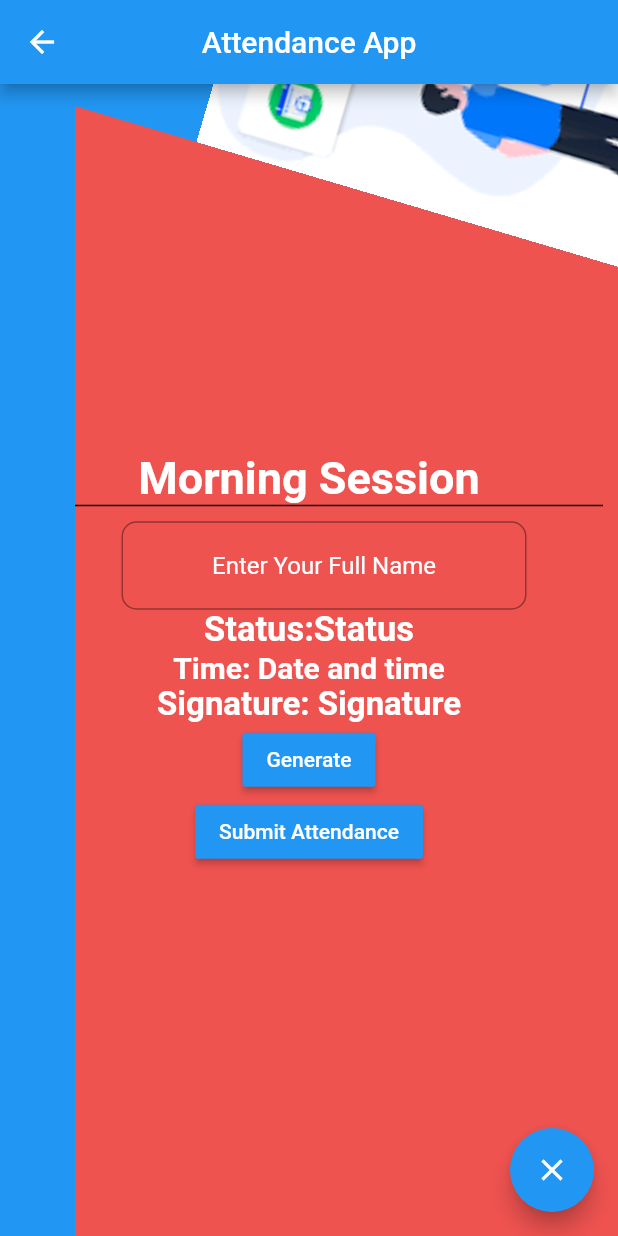
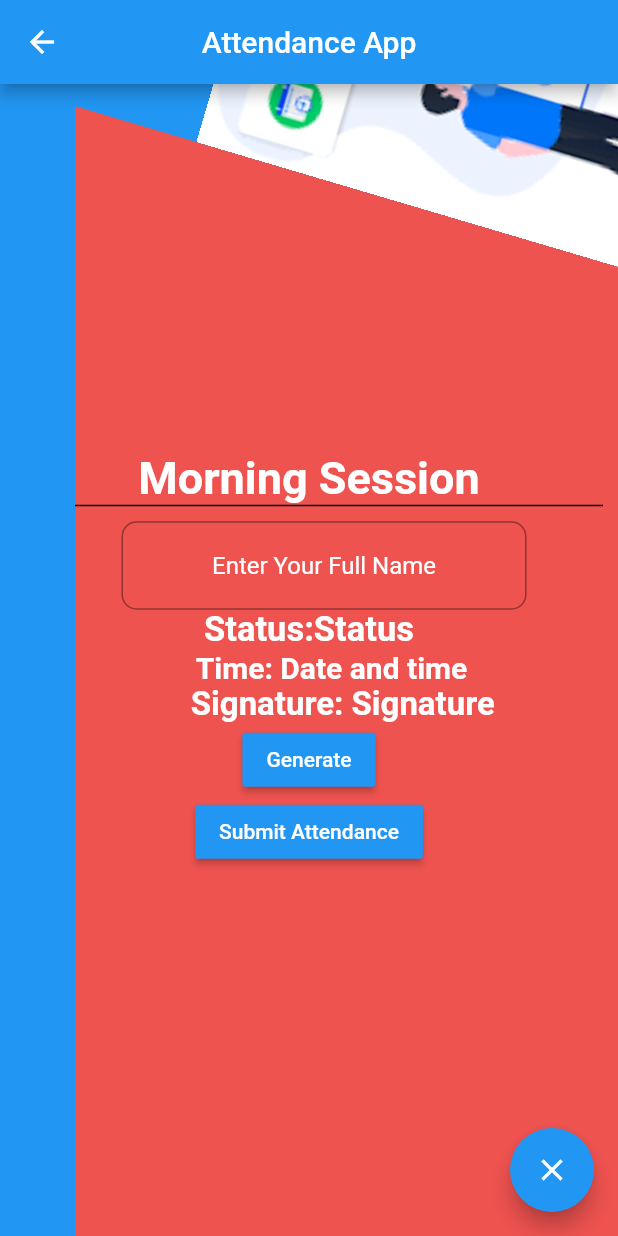
Before and after one commit to ZakariaRahim/attendance_app, a Flutter app: the MyHomePage screen opened by its route, on a phone screen of 412 x 824 dp. Run offline on Flutter 3.47's test engine with Material 2 defaults, Android fonts, the phone set to English and light mode, and no system bars; our stand-ins replace geolocator; missing offline and left inert: unique_id.

Commit message:
new changes

```diff
--- a/lib/camera_screen.dart
+++ b/lib/camera_screen.dart
@@ -94,11 +94,14 @@ class _MyHomePageState extends State<MyHomePage> {
                     fontWeight: FontWeight.bold,
                   ),
                 ),
+
                 //  Text('Condinates: '+ _coordinates,
                 //    style: TextStyle(fontSize: 20.0
                 //    ),
                 //  ),
-                Text(
+                Container(
+                    margin: EdgeInsets.only(left:30.0),
+                  child: Text(
                     'Time: ' + date.toString(),
                     style: TextStyle(
                       fontSize: 20.0,
@@ -106,12 +109,16 @@ class _MyHomePageState extends State<MyHomePage> {
                       fontWeight: FontWeight.bold,
                     ),
                   ),
-                Text(
-                  'Signature: ' + _deviceId.toString(),
+                ),
+                Container(
+                    margin: EdgeInsets.only(left:45.0),
+                  child: Text(
+                    ('Signature: ' + _deviceId.toString()),
                     style: TextStyle(
                       fontSize: 22.0,
                       color: Colors.white,
                       fontWeight: FontWeight.bold,
+                    ),
                   ),
                 ),
                 RaisedButton(
@@ -126,12 +133,7 @@ class _MyHomePageState extends State<MyHomePage> {
                   onPressed: _submitForm,
                   child: Text('Submit Attendance'),
                 ),
-                // RaisedButton(
-                //   color: Colors.blue,
-                //   textColor: Colors.white,
-                //   onPressed:exit(0),
-                //   child: Text('Close'),
-                // ),
+
               ],
             ),
           ),
@@ -187,9 +189,9 @@ class _MyHomePageState extends State<MyHomePage> {
         // }else{
         //   _status="Within Range";
         // }
-        if (position.latitude <= 9.3799617 &&
-            position.latitude > 9.3699617 &&
-            position.latitude < 9.3801709) {
+        if (
+            position.latitude > 9.37899617 &&
+            position.latitude < 9.3799527) {
           _status = "Within Range";
         } else {
           _status = "Out of Range";
```
Also changed, not shown: lib/closing_session.dart (+14 -11 lines). Lines whose indentation alone changed are shown as unchanged.
